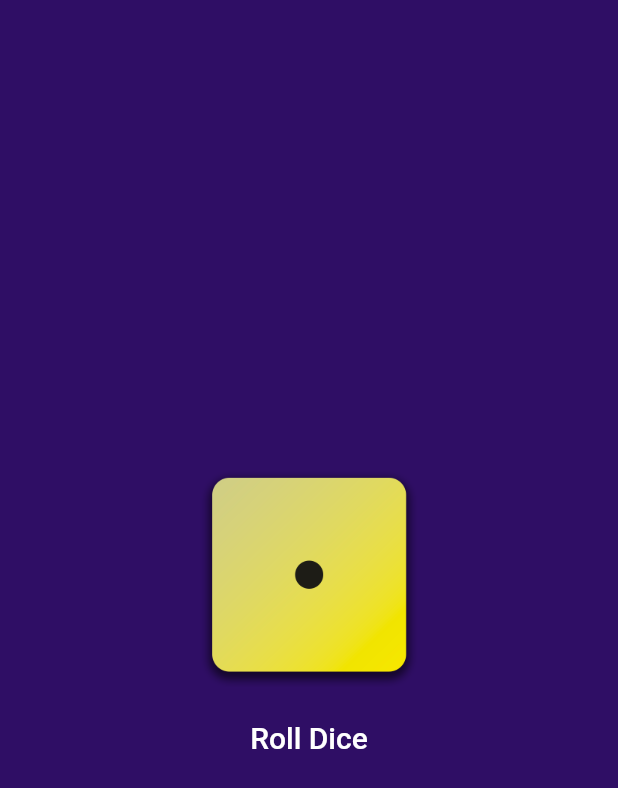
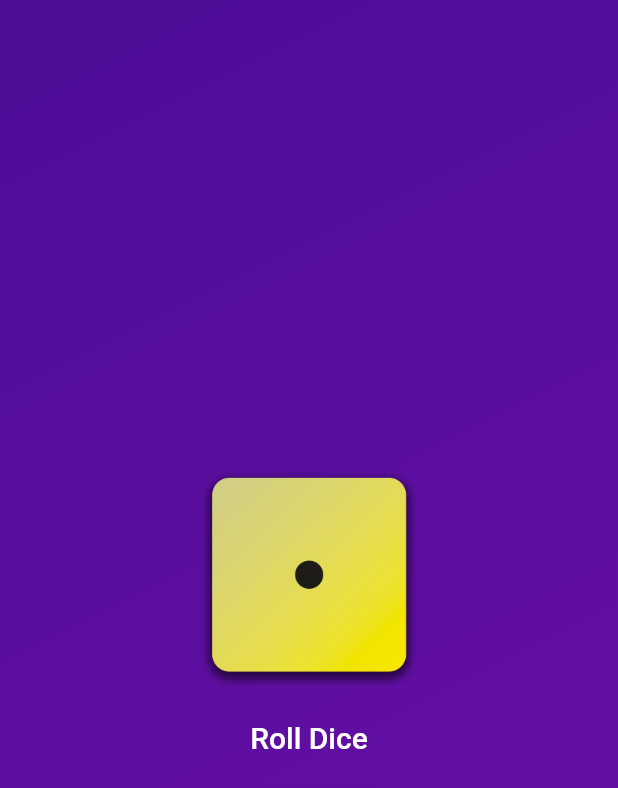
Before and after one commit to YoussefAmrRagab/Roll-Dice-App, a Flutter app: the screen it shows after launch, on a phone screen of 412 x 824 dp. Shown: the top 788 px of the screen. Run offline on Flutter 3.47's test engine with Material 2 defaults, Android fonts, the phone set to English and light mode, and no system bars.

Commit message:
background color changed

```diff
--- a/lib/main.dart
+++ b/lib/main.dart
@@ -22,8 +22,18 @@ class _RollDiceState extends State<RollDice> {
   @override
   Widget build(BuildContext context) {
     return Scaffold(
-      backgroundColor: const Color.fromARGB(255, 47, 14, 101),
-      body: Center(
+      body: Container(
+        height: double.infinity,
+        width: double.infinity,
+        decoration: const BoxDecoration(
+            gradient: LinearGradient(
+                begin: Alignment.topLeft,
+                end: Alignment.bottomRight,
+                colors: [
+              Color.fromARGB(255, 78, 13, 151),
+              Color.fromARGB(255, 107, 15, 168)
+            ])),
+        child: Center(
           child: Column(mainAxisSize: MainAxisSize.min, children: [
             Image.asset(
               "assets/images/dice-$num.png",
@@ -41,6 +51,7 @@ class _RollDiceState extends State<RollDice> {
                 ))
           ]),
         ),
+      ),
     );
   }
 }
```
Lines whose indentation alone changed are shown as unchanged.
